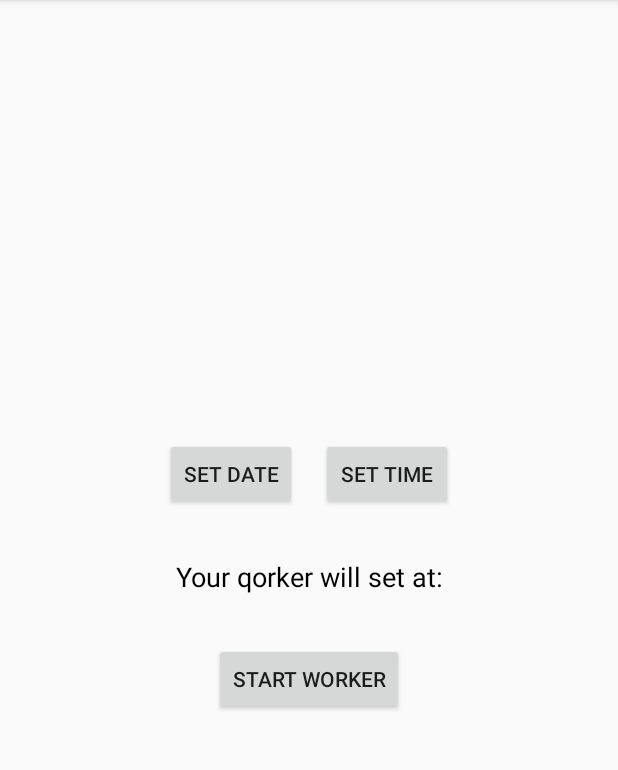
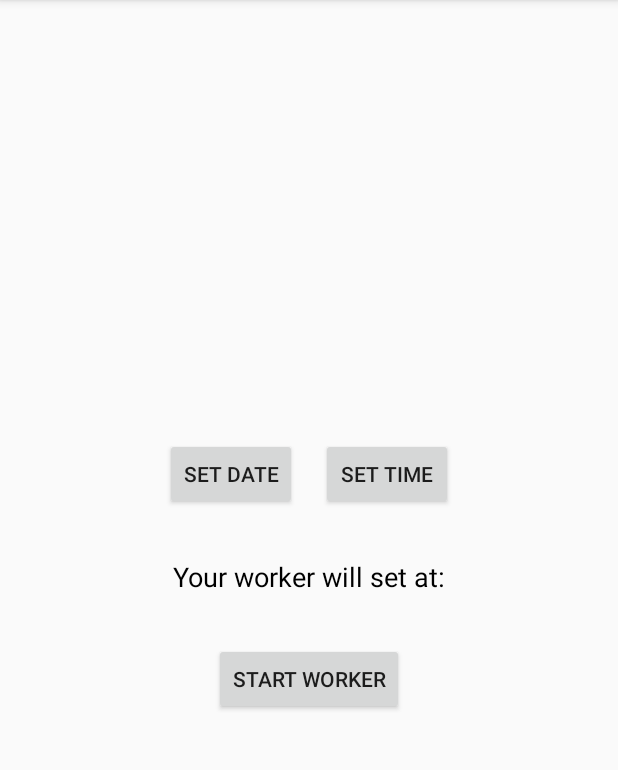
Before and after one commit to ChirikuAlii/AlarmWorkManager, an Android app: the screen it shows after launch (MainActivity), on a phone screen of 412 x 824 dp, the part 84-854 px from its top. Run offline under Robolectric (Android 15) with nearby library versions, the phone set to English and light mode, and no system bars.

Commit message:
fix wording

```diff
--- a/app/src/main/res/layout/activity_main.xml
+++ b/app/src/main/res/layout/activity_main.xml
@@ -46,7 +46,7 @@
         android:layout_height="wrap_content"
         android:layout_marginTop="32dp"
         android:layout_marginBottom="32dp"
-        android:text="Your qorker will set at:"
+        android:text="Your worker will set at:"
         android:textColor="@android:color/black"
         android:textSize="18sp"
         app:layout_constraintBottom_toTopOf="@+id/btn_worker"
```
